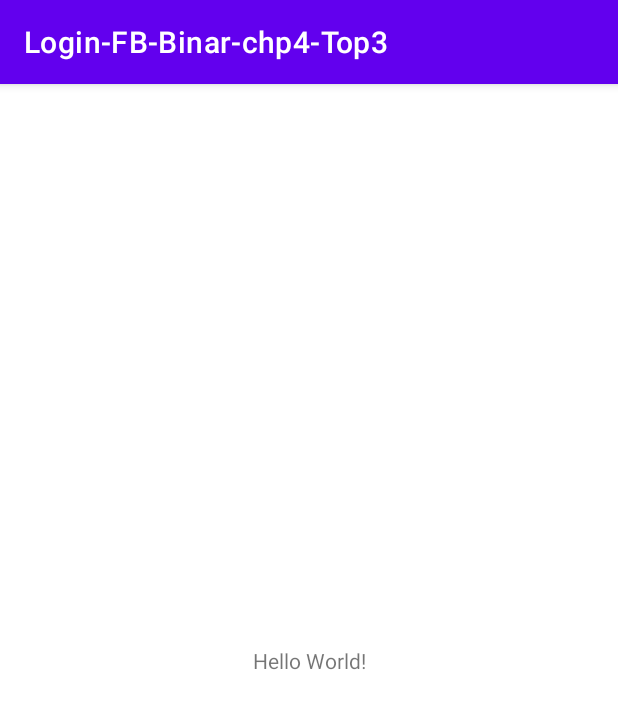
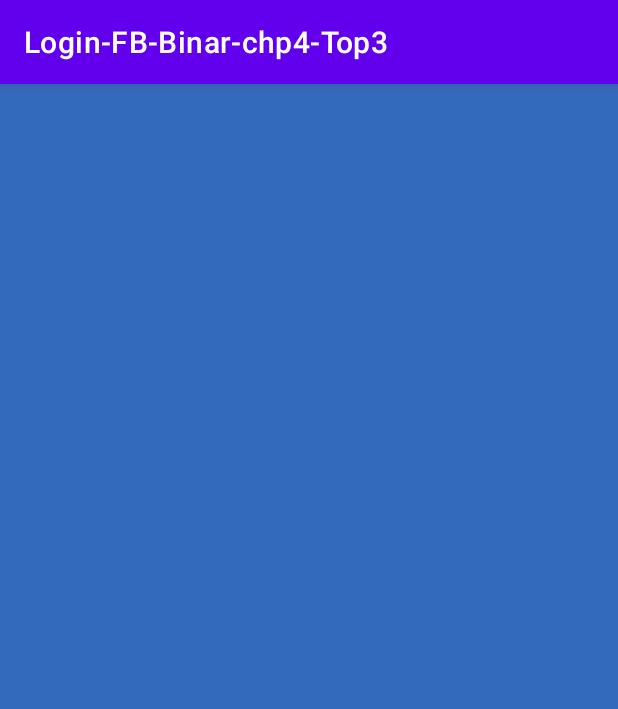
Before and after one commit to hafizsiregar/Binar-chp4-Top3, an Android app: the screen it shows after launch (LoginActivity), on a phone screen of 412 x 824 dp. Shown: the top 709 px of the screen. Run offline under Robolectric (Android 15) with nearby library versions, the phone set to English and light mode, and no system bars; Roboto replaces fonts that are not available here.

Commit message:
add background blue at layout login

```diff
--- a/app/src/main/res/layout/activity_login.xml
+++ b/app/src/main/res/layout/activity_login.xml
@@ -4,15 +4,7 @@
     xmlns:tools="http://schemas.android.com/tools"
     android:layout_width="match_parent"
     android:layout_height="match_parent"
+    android:background="#346ABA"
     tools:context=".LoginActivity">
 
-    <TextView
-        android:layout_width="wrap_content"
-        android:layout_height="wrap_content"
-        android:text="Hello World!"
-        app:layout_constraintBottom_toBottomOf="parent"
-        app:layout_constraintLeft_toLeftOf="parent"
-        app:layout_constraintRight_toRightOf="parent"
-        app:layout_constraintTop_toTopOf="parent" />
-
 </androidx.constraintlayout.widget.ConstraintLayout>
```
